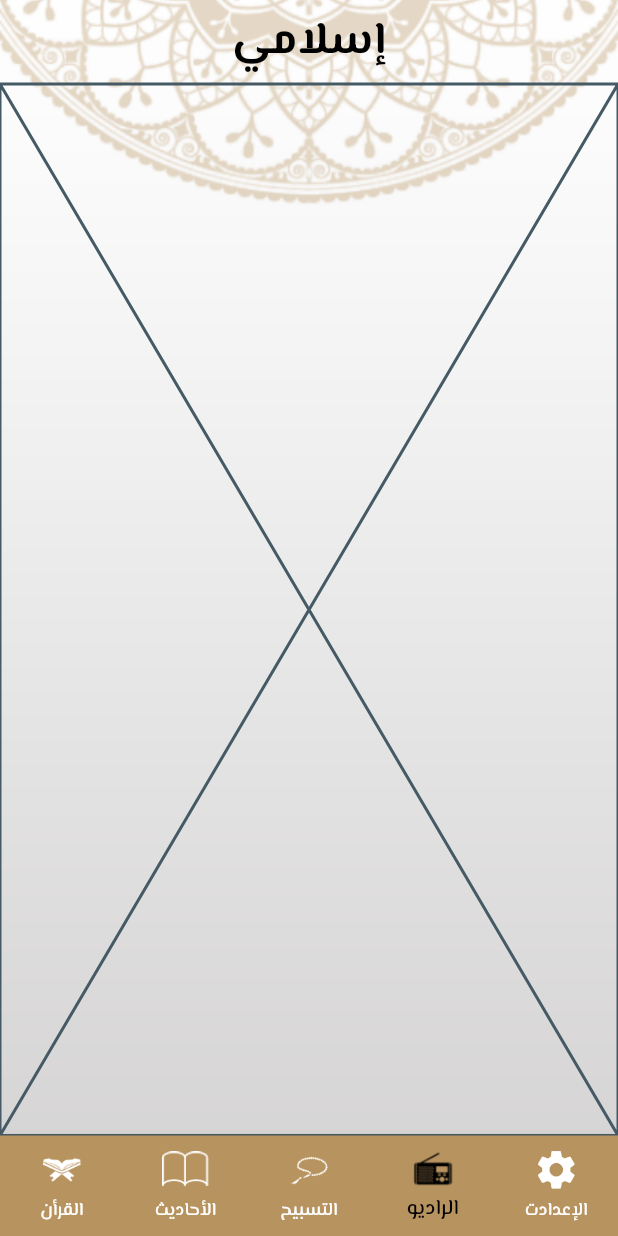
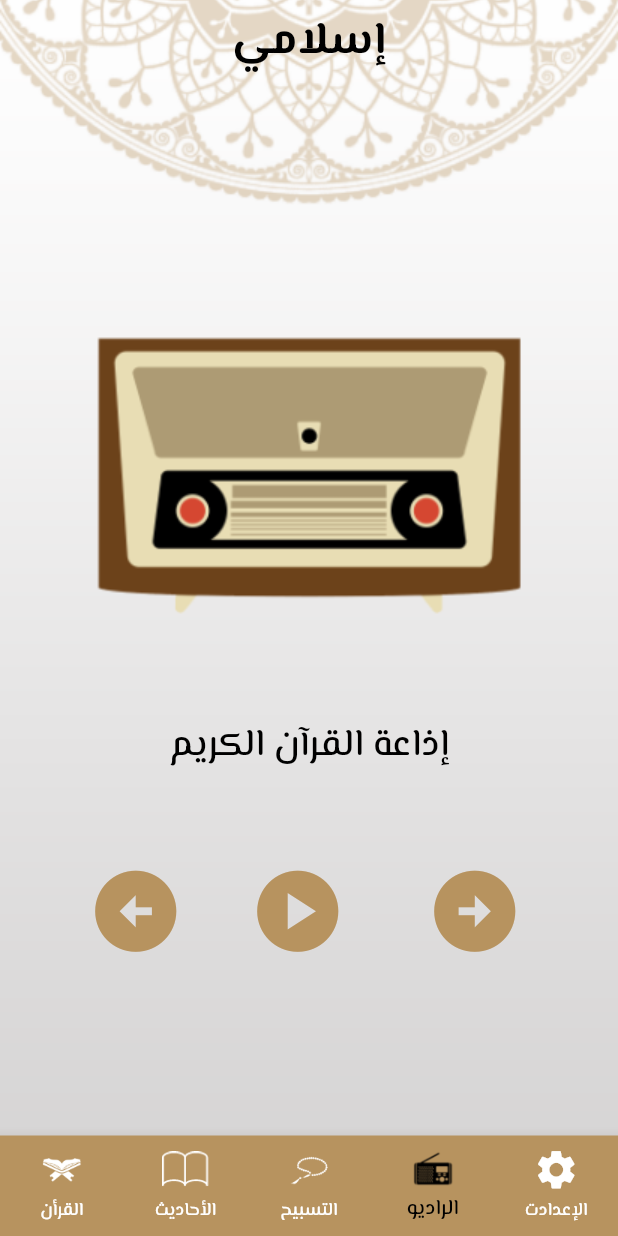
Before and after one commit to KhaaledAdel/IslamiApp, a Flutter app: the screen it shows after launch, item 4 of the bottom bar chosen, on a phone screen of 412 x 824 dp. Run offline on Flutter 3.47's test engine with Material 2 defaults, Android fonts, the phone set to English and light mode, and no system bars; our stand-ins replace google_fonts.

Commit message:
initialize Islami App add Hadeth View add Radio View

```diff
--- a/lib/moduls/Radio/RadioView.dart
+++ b/lib/moduls/Radio/RadioView.dart
@@ -1,10 +1,41 @@
-import 'package:flutter/cupertino.dart';
+import 'package:flutter/material.dart';
 
 class RadioView extends StatelessWidget {
   const RadioView({super.key});
 
   @override
   Widget build(BuildContext context) {
-    return const Placeholder();
+    var theme = Theme.of(context);
+    return Column(
+      children: [
+        Padding(padding: EdgeInsets.only(top: 150)),
+        Image.asset("assets/images/radio_image.png"),
+        SizedBox(height: 50),
+        Text("إذاعة القرآن الكريم"),
+        SizedBox(height: 50),
+        Row(
+          children: [
+            SizedBox(width: 50),
+            IconButton(
+              onPressed: () {},
+              icon: Icon(Icons.arrow_circle_left,
+                  size: 65, color: theme.primaryColor),
+            ),
+            SizedBox(width: 60),
+            IconButton(
+              onPressed: () {},
+              icon:
+                  Icon(Icons.play_circle, size: 65, color: theme.primaryColor),
+            ),
+            SizedBox(width: 70),
+            IconButton(
+              onPressed: () {},
+              icon: Icon(Icons.arrow_circle_right,
+                  size: 65, color: theme.primaryColor),
+            ),
+          ],
+        ),
+      ],
+    );
   }
 }
```
Also changed, not shown: assets/images/radio_image.png (added), 2 other files.
